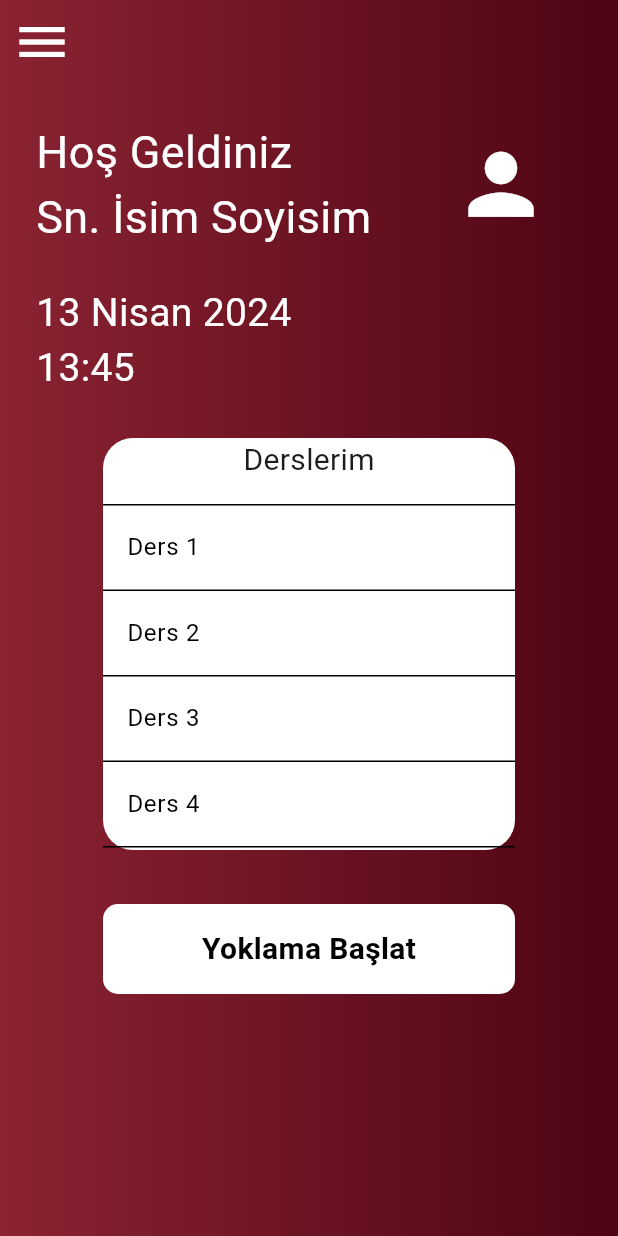
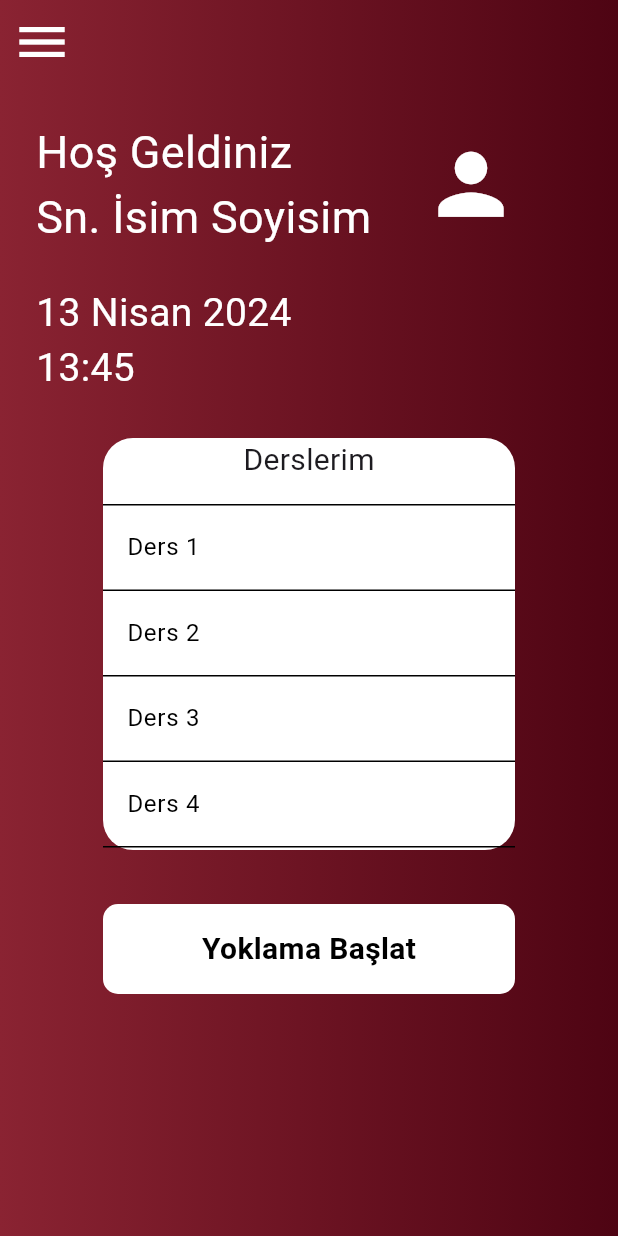
Before and after one commit to IbrahimMertCurgul/flutter_qryoklamasistemi, a Flutter app: the MyHomePage screen opened directly, on a phone screen of 412 x 824 dp. Run offline on Flutter 3.47's test engine with Material 3 defaults, Android fonts, the phone set to English and light mode, and no system bars; our stand-ins replace firebase_auth, firebase_core; accounts and stored records are empty.

```diff
--- a/lib/pages/teacher-page.dart
+++ b/lib/pages/teacher-page.dart
@@ -1,24 +1,6 @@
 // ignore_for_file: file_names
-
-import 'dart:ui';
-
 import 'package:flutter/material.dart';
-
-void main() {
-  runApp(const MyApp());
-}
-
-class MyApp extends StatelessWidget {
-  const MyApp({super.key});
-
-  @override
-  Widget build(BuildContext context) {
-    return const MaterialApp(
-      title: 'Öğretmen Ana-Sayfa',
-      home: MyHomePage(),
-    );
-  }
-}
+import 'package:flutter_qryoklamasistemi/main.dart';
 
 class MyHomePage extends StatelessWidget {
   const MyHomePage({super.key});
@@ -90,24 +72,24 @@ class MyHomePage extends StatelessWidget {
                 ),
               ),
               /**************/
-              Row(
+              const Row(
                 children: [
                   Padding(
-                    padding: const EdgeInsets.all(24.0),
+                    padding: EdgeInsets.all(24.0),
                     child: Text(
                         style: TextStyle(color: Colors.white, fontSize: 30),
                         "Hoş Geldiniz\nSn. İsim Soyisim"),
                   ),
                   Padding(
-                    padding: const EdgeInsets.fromLTRB(30, 0, 0, 0),
+                    padding: EdgeInsets.fromLTRB(10, 0, 0, 0),
                     child: Icon(Icons.person, size: 65, color: Colors.white),
                   )
                 ],
               ),
-              Row(
+              const Row(
                 children: [
                   Padding(
-                    padding: const EdgeInsets.fromLTRB(24, 0, 0, 0),
+                    padding: EdgeInsets.fromLTRB(24, 0, 0, 0),
                     child: Text(
                         style: TextStyle(color: Colors.white, fontSize: 26),
                         "13 Nisan 2024\n13:45"),
@@ -131,7 +113,7 @@ class MyHomePage extends StatelessWidget {
                         itemBuilder: (BuildContext context, int index) {
                           if (index == 0) {
                             // return the header
-                            return new Column(
+                            return const Column(
                               mainAxisAlignment: MainAxisAlignment.center,
                               children: [
                                 Text(
@@ -144,12 +126,12 @@ class MyHomePage extends StatelessWidget {
                           }
                           // index değerine bağlı olarak arkaplan rengini değiştir
                           return Container(
-                            decoration: BoxDecoration(
+                            decoration: const BoxDecoration(
                                 border: BorderDirectional(top: BorderSide())),
                             child: ListTile(
                               title: Text(
-                                'Ders ${index}',
-                                style: TextStyle(color: Colors.black),
+                                'Ders $index',
+                                style: const TextStyle(color: Colors.black),
                               ),
                             ),
                           );
@@ -176,9 +158,9 @@ class MyHomePage extends StatelessWidget {
                               context,
                               MaterialPageRoute(
                                   builder: (context) =>
-                                      const MyApp())); // QR Okuma ekranı ***********************
+                                      const QRyoklamasistemi())); // QR Okuma ekranı ***********************
                         },
-                        child: Center(
+                        child: const Center(
                           child: Text(
                             'Yoklama Başlat',
                             style: TextStyle(
```
Also changed, not shown: lib/auth.dart (added, +21 -0 lines), lib/main.dart (+5 -5 lines), lib/pages/student-login.dart (+62 -43 lines), lib/widget-tree.dart (added, +28 -0 lines), 1 other file.
